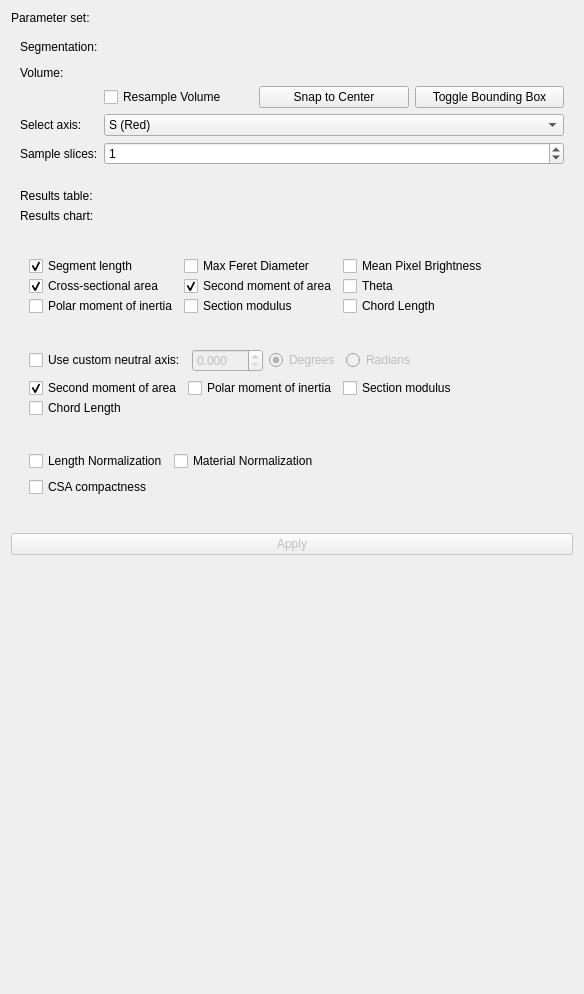
Before: the Qt Designer form SegmentGeometry/Resources/UI/SegmentGeometry.ui in jmhuie/SlicerBiomech, drawn with Qt 5.
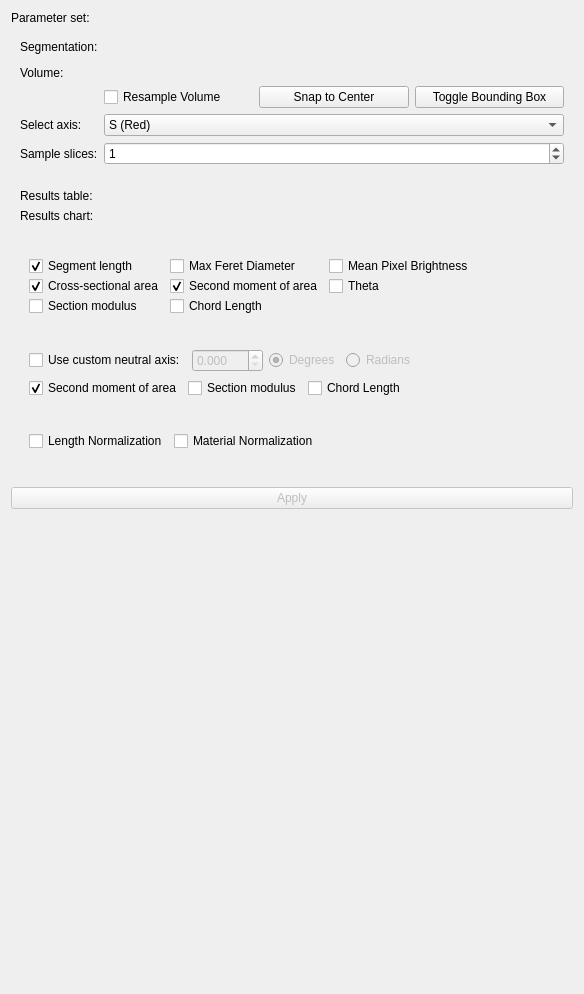
After: the same form once the commit is applied. Custom widgets are drawn as their Qt base class.

Commit message: no more polar or compactnes

Diff of the .ui file:
```diff
--- a/SegmentGeometry/Resources/UI/SegmentGeometry.ui
+++ b/SegmentGeometry/Resources/UI/SegmentGeometry.ui
@@ -477,16 +477,6 @@
              </widget>
             </item>
             <item row="2" column="0">
-             <widget class="QCheckBox" name="PolarcheckBox_1">
-              <property name="text">
-               <string>Polar moment of inertia</string>
-              </property>
-              <property name="checked">
-               <bool>false</bool>
-              </property>
-             </widget>
-            </item>
-            <item row="2" column="1">
              <widget class="QCheckBox" name="MODcheckBox_1">
               <property name="text">
                <string>Section modulus</string>
@@ -496,7 +486,7 @@
               </property>
              </widget>
             </item>
-            <item row="2" column="2">
+            <item row="2" column="1">
              <widget class="QCheckBox" name="RcheckBox">
               <property name="text">
                <string>Chord Length</string>
@@ -630,19 +620,6 @@
              </widget>
             </item>
             <item row="0" column="1">
-             <widget class="QCheckBox" name="PolarcheckBox_2">
-              <property name="enabled">
-               <bool>true</bool>
-              </property>
-              <property name="text">
-               <string>Polar moment of inertia</string>
-              </property>
-              <property name="checked">
-               <bool>false</bool>
-              </property>
-             </widget>
-            </item>
-            <item row="0" column="2">
              <widget class="QCheckBox" name="MODcheckBox_2">
               <property name="enabled">
                <bool>true</bool>
@@ -655,7 +632,7 @@
               </property>
              </widget>
             </item>
-            <item row="1" column="0">
+            <item row="0" column="2">
              <widget class="QCheckBox" name="RcheckBox_2">
               <property name="enabled">
                <bool>true</bool>
@@ -710,35 +687,6 @@
            </property>
           </widget>
          </item>
-         <item row="1" column="0">
-          <widget class="QCheckBox" name="CompactnesscheckBox">
-           <property name="text">
-            <string>CSA compactness</string>
-           </property>
-           <property name="checked">
-            <bool>false</bool>
-           </property>
-          </widget>
-         </item>
-         <item row="1" column="1">
-          <widget class="qMRMLSegmentSelectorWidget" name="areaSegmentSelector" native="true">
-           <property name="enabled">
-            <bool>false</bool>
-           </property>
-           <property name="horizontalLayout">
-            <bool>true</bool>
-           </property>
-           <property name="sizePolicy">
-            <sizepolicy hsizetype="Expanding" vsizetype="Preferred">
-             <horstretch>0</horstretch>
-             <verstretch>0</verstretch>
-            </sizepolicy>
-           </property>
-           <property name="segmentationNodeSelectorVisible" stdset="0">
-            <bool>true</bool>
-           </property>
-          </widget>
-         </item>
         </layout>
        </widget>
       </item>
```
Left out of the diff: 16 changed lines with no effect on the pictures. The commit also changes 1 other file.
